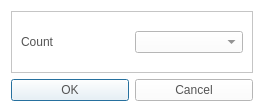
The window that CaX/dialog/limitcountdialog.ui (fsest4u/CaX_03) describes before a commit, drawn with Qt 5.
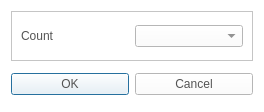
The same window after the commit. Icons and pictures are not drawn.

What changed in the file:
```diff
--- a/CaX/dialog/limitcountdialog.ui
+++ b/CaX/dialog/limitcountdialog.ui
@@ -68,6 +68,12 @@
    </item>
    <item row="1" column="0">
     <widget class="QDialogButtonBox" name="buttonBox">
+     <property name="minimumSize">
+      <size>
+       <width>0</width>
+       <height>34</height>
+      </size>
+     </property>
      <property name="styleSheet">
       <string notr="true">QPushButton
 {
```
